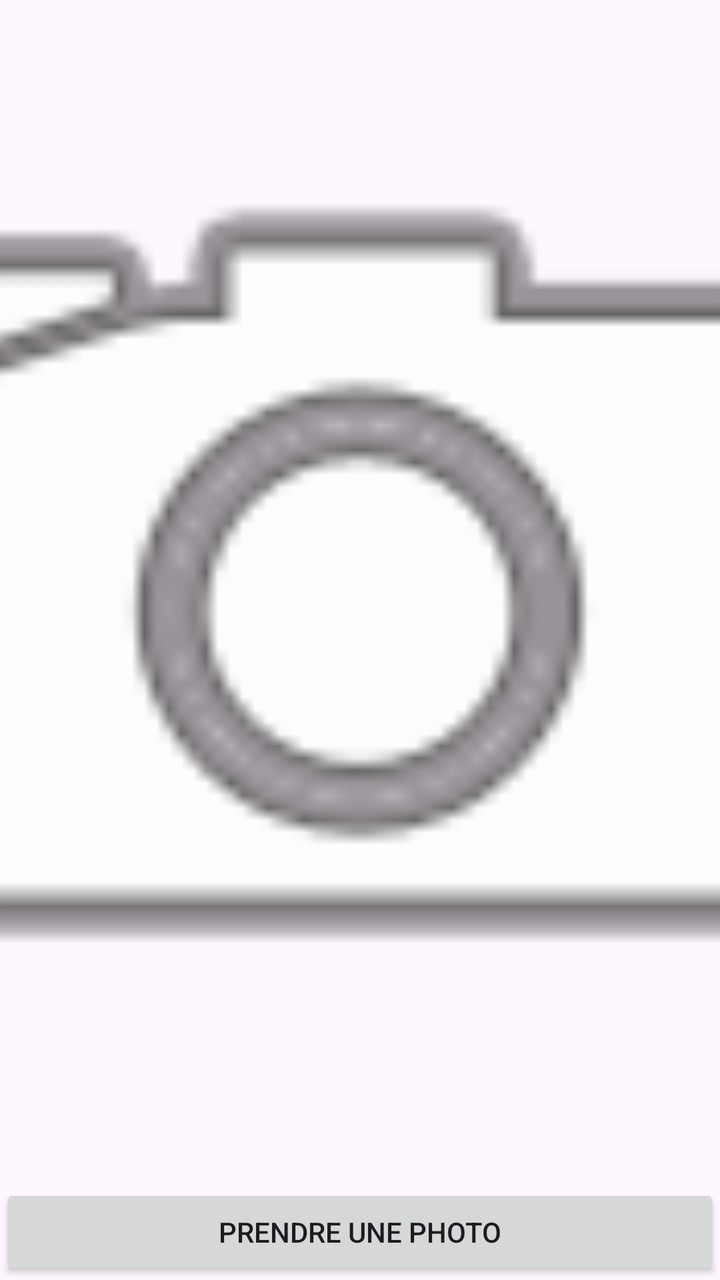
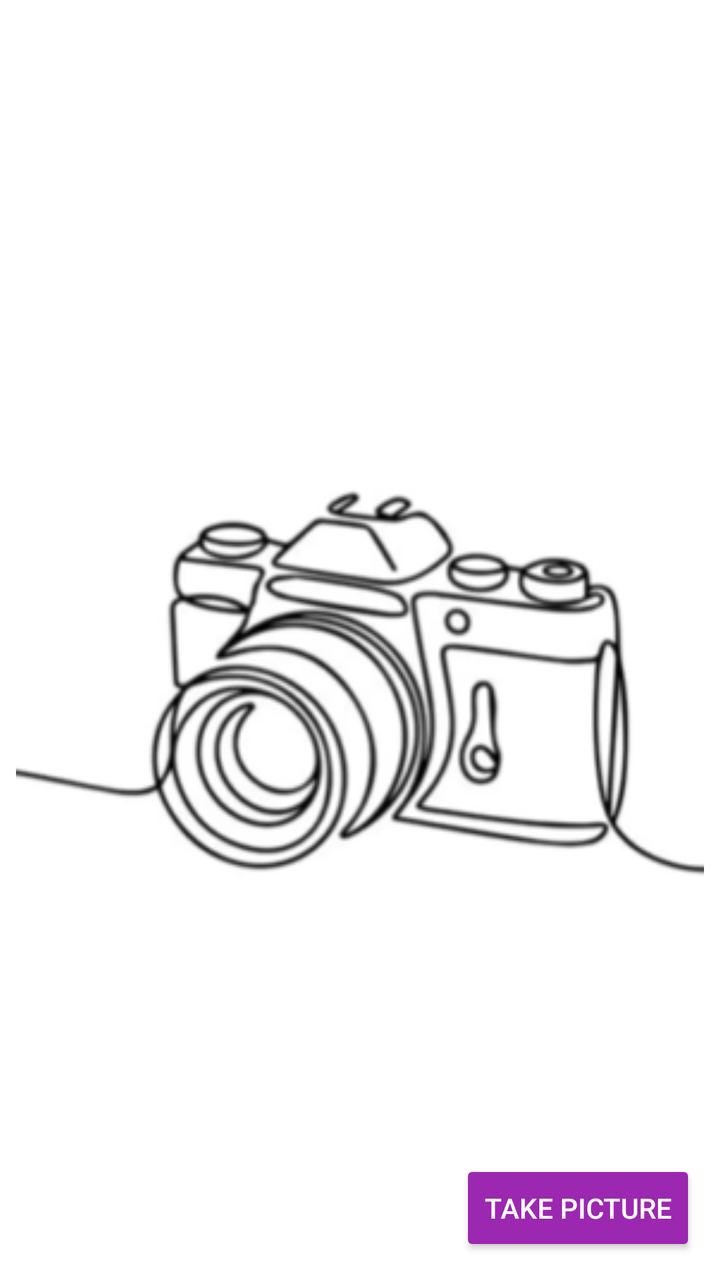

Before-and-after screenshots of an Android layout around one commit, followed by the original layout XML and the change that was made.
<!-- AndroidManifest.xml: application theme Theme.FilRouge -->
<!-- res/layout/fragment_camera.xml -->
<?xml version="1.0" encoding="utf-8"?>
<LinearLayout xmlns:android="http://schemas.android.com/apk/res/android"
    android:layout_width="match_parent"
    android:layout_height="match_parent"
    android:orientation="vertical">

    <ImageView
        android:id="@+id/picture"
        android:layout_width="match_parent"
        android:layout_height="0dp"
        android:layout_weight="1"
        android:scaleType="centerCrop"
        android:src="@android:drawable/ic_menu_camera" />

    <Button
        android:id="@+id/takePicture"
        android:layout_width="match_parent"
        android:layout_height="wrap_content"
        android:text="Prendre une photo" />

</LinearLayout>
<!-- resources referenced by this layout -->
<resources>
  <style name="Theme.FilRouge" parent="Base.Theme.FilRouge" />
  <style name="Base.Theme.FilRouge" parent="Theme.Material3.DayNight.NoActionBar">
          
          
      </style>
</resources>

<!-- the commit's change to res/layout/fragment_camera.xml (unified diff, before → after) -->
@@ -1,21 +1,27 @@
 <?xml version="1.0" encoding="utf-8"?>
-<LinearLayout xmlns:android="http://schemas.android.com/apk/res/android"
+<FrameLayout xmlns:android="http://schemas.android.com/apk/res/android"
     android:layout_width="match_parent"
     android:layout_height="match_parent"
-    android:orientation="vertical">
+    android:background="#FFFFFF">
 
+    
     <ImageView
         android:id="@+id/picture"
         android:layout_width="match_parent"
-        android:layout_height="0dp"
-        android:layout_weight="1"
-        android:scaleType="centerCrop"
-        android:src="@android:drawable/ic_menu_camera" />
+        android:layout_height="match_parent"
+        android:scaleType="fitCenter"
+        android:padding="8dp"
+        android:src="@drawable/appareil_photo" />
 
+    
     <Button
         android:id="@+id/takePicture"
-        android:layout_width="match_parent"
+        android:layout_width="wrap_content"
         android:layout_height="wrap_content"
-        android:text="Prendre une photo" />
+        android:layout_gravity="bottom|end"
+        android:layout_margin="12dp"
+        android:backgroundTint="#9C27B0"
+        android:text="Take Picture"
+        android:textColor="#FFFFFF" />
 
-</LinearLayout>
+</FrameLayout>
<!-- resource entries referenced after the edit -->
@@ -1,5 +1,6 @@
 <!-- resources referenced by this layout -->
 <resources>
+  <!-- drawable appareil_photo: png bitmap (drawable, 47335 bytes) -->
   <style name="Theme.FilRouge" parent="Base.Theme.FilRouge" />
   <style name="Base.Theme.FilRouge" parent="Theme.Material3.DayNight.NoActionBar">
           
